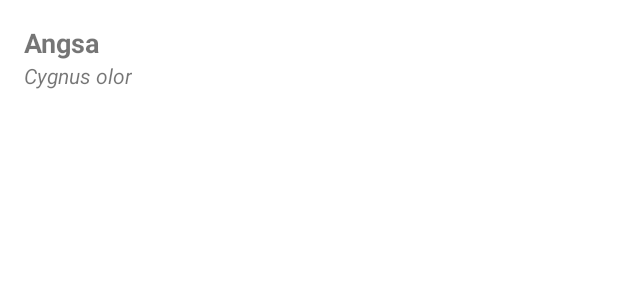
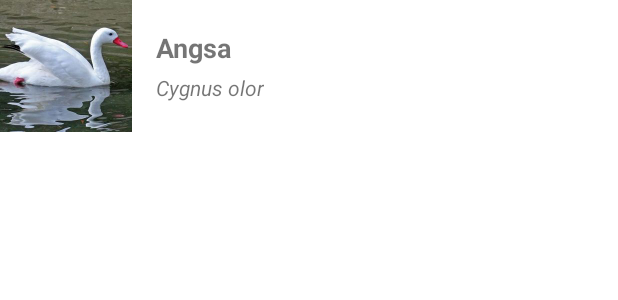
Before and after one commit to D3IF-Cool/4301-galeri-hewan-romegaarini, an Android app: the layout list_item.xml on its own in the app's theme, with its tools: preview values and no code run, on a phone screen of 412 x 824 dp. Shown: the top 300 px of the screen. Run offline under Robolectric (Android 15) with nearby library versions, the phone set to English and light mode, and no system bars.

Commit message:
Menambahkan gambar pada list

```diff
--- a/app/src/main/java/Hewan.kt
+++ b/app/src/main/java/Hewan.kt
@@ -1,4 +1,5 @@
 data class Hewan(
         val nama: String,
-        val namaLatin: String
-        )
+        val namaLatin: String,
+        val imageResId: Int
+)
--- a/app/src/main/java/MainAdapter.kt
+++ b/app/src/main/java/MainAdapter.kt
@@ -10,6 +10,7 @@ class MainAdapter(private val data: List<Hewan>) :
         fun bind(hewan: Hewan) = with(binding) {
             namaTextView.text = hewan.nama
             latinTextView.text = hewan.namaLatin
+            imageView.setImageResource(hewan.imageResId)
         }
     }
 
--- a/app/src/main/res/layout/list_item.xml
+++ b/app/src/main/res/layout/list_item.xml
@@ -5,16 +5,24 @@
     xmlns:tools="http://schemas.android.com/tools"
     android:layout_width="match_parent"
     android:layout_height="wrap_content">
+    <ImageView
+        android:id="@+id/imageView"
+        android:layout_width="88dp"
+        android:layout_height="88dp"
+        android:contentDescription="@null"
+        app:layout_constraintBottom_toBottomOf="parent"
+        app:layout_constraintStart_toStartOf="parent"
+        app:layout_constraintTop_toTopOf="parent"
+        tools:src="@drawable/angsa" />
     <TextView
         android:id="@+id/namaTextView"
         android:layout_width="wrap_content"
         android:layout_height="wrap_content"
         android:layout_marginStart="16dp"
-        android:layout_marginTop="16dp"
         android:textSize="18sp"
         android:textStyle="bold"
-        app:layout_constraintStart_toStartOf="parent"
-        app:layout_constraintTop_toTopOf="parent"
+        app:layout_constraintBottom_toTopOf="@+id/guideline"
+        app:layout_constraintStart_toEndOf="@id/imageView"
         tools:text="Angsa" />
     <TextView
         android:id="@+id/latinTextView"
@@ -24,6 +32,12 @@
         android:textStyle="italic"
         app:layout_constraintBottom_toBottomOf="parent"
         app:layout_constraintStart_toStartOf="@+id/namaTextView"
-        app:layout_constraintTop_toBottomOf="@+id/namaTextView"
+        app:layout_constraintTop_toBottomOf="@+id/guideline"
         tools:text="Cygnus olor" />
+    <androidx.constraintlayout.widget.Guideline
+        android:id="@+id/guideline"
+        android:layout_width="wrap_content"
+        android:layout_height="wrap_content"
+        android:orientation="horizontal"
+        app:layout_constraintGuide_percent="0.5" />
 </androidx.constraintlayout.widget.ConstraintLayout>
```
Also changed, not shown: app/src/main/java/org/d3if0031/galerihewan/MainActivity.kt (+12 -11 lines), 61 other files.
